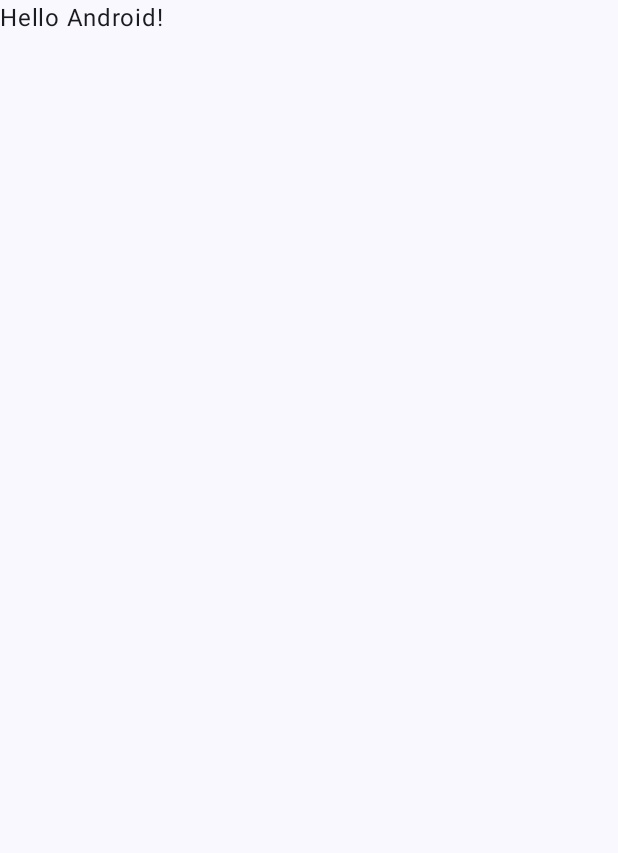
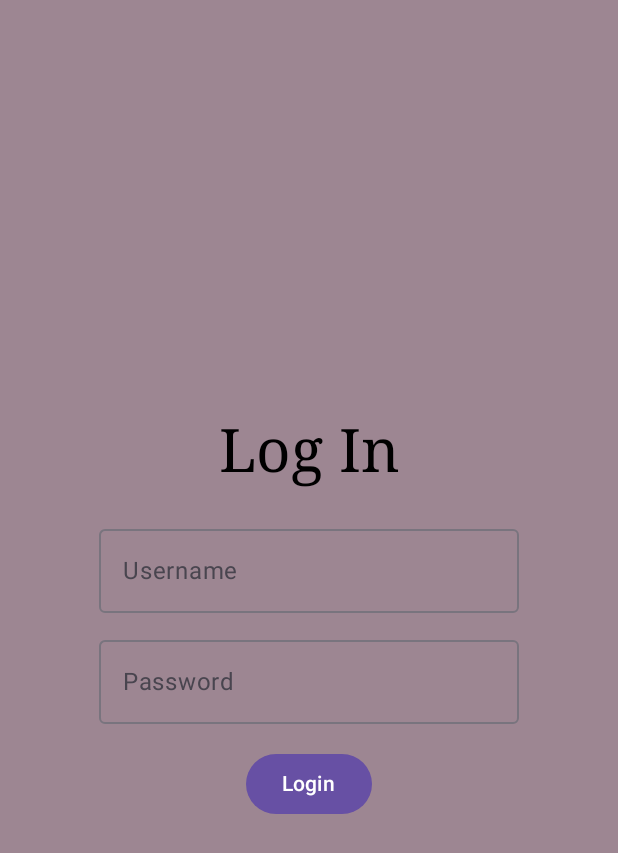
Before and after one commit to anthonyrichard1/SAE-In-English-Please, an Android app built with Jetpack Compose: the screen it shows after launch (MainActivity), on a phone screen of 412 x 824 dp. Before the commit the part shown is almost empty. Shown: the top 853 px of the screen. Run offline under Robolectric (Android 15) with nearby library versions, the phone set to English and light mode, and no system bars.

Commit message:
Ajout page connexion

```diff
--- a/Project/android/app/src/main/java/sae/android/sae_2a/MainActivity.kt
+++ b/Project/android/app/src/main/java/sae/android/sae_2a/MainActivity.kt
@@ -9,39 +9,16 @@ import androidx.compose.material3.Surface
 import androidx.compose.material3.Text
 import androidx.compose.runtime.Composable
 import androidx.compose.ui.Modifier
+import androidx.compose.ui.graphics.Color
 import androidx.compose.ui.tooling.preview.Preview
 import sae.android.sae_2a.ui.theme.SAE_2ATheme
+import sae.android.sae_2a.view.PreviewLoginScreen
 
 class MainActivity : ComponentActivity() {
     override fun onCreate(savedInstanceState: Bundle?) {
         super.onCreate(savedInstanceState)
         setContent {
-            SAE_2ATheme {
-                // A surface container using the 'background' color from the theme
-                Surface(
-                    modifier = Modifier.fillMaxSize(),
-                    color = MaterialTheme.colorScheme.background
-                ) {
-                    Greeting("Android")
-                }
-            }
+            PreviewLoginScreen()
         }
     }
 }
-
-@Composable
-fun Greeting(name: String, modifier: Modifier = Modifier) {
-    Text(
-        text = "Hello $name!",
-        modifier = modifier
-    )
-}
-
-@Preview(showBackground = true)
-@Composable
-fun GreetingPreview() {
-    SAE_2ATheme {
-        Greeting("Android")
-
-    }
-}
--- a/Project/android/app/src/main/java/sae/android/sae_2a/view/connection.kt
+++ b/Project/android/app/src/main/java/sae/android/sae_2a/view/connection.kt
@@ -1,6 +1,6 @@
 package sae.android.sae_2a.view
 
-import androidx.compose.foundation.layout.Box
+import androidx.compose.foundation.background
 import androidx.compose.foundation.layout.fillMaxSize
 import androidx.compose.foundation.layout.fillMaxWidth
 import androidx.compose.material3.Text
@@ -8,10 +8,63 @@ import androidx.compose.runtime.Composable
 import androidx.compose.ui.Modifier
 import androidx.compose.ui.tooling.preview.Preview
 
+import androidx.compose.foundation.layout.*
+import androidx.compose.material3.Button
+import androidx.compose.material3.OutlinedTextField
+import androidx.compose.runtime.*
+import androidx.compose.ui.Alignment
+import androidx.compose.ui.graphics.Color
+import androidx.compose.ui.platform.LocalContext
+import androidx.compose.ui.text.font.FontFamily
+import androidx.compose.ui.text.input.PasswordVisualTransformation
+import androidx.compose.ui.unit.dp
+import androidx.compose.ui.unit.sp
+
+@Composable
+fun LoginScreen(onLoginClicked: (String, String) -> Unit) {
+    var username by remember { mutableStateOf("") }
+    var password by remember { mutableStateOf("") }
+
+    val context = LocalContext.current
+
+    Column(
+        modifier = Modifier
+            .fillMaxSize(). fillMaxWidth() .fillMaxHeight().background(Color(157,134,146)),
+        horizontalAlignment = Alignment.CenterHorizontally,
+        verticalArrangement = Arrangement.Center
+    ) {
+        Text(text = "Log In", fontSize = 40.sp,
+            fontFamily = FontFamily.Serif,
+            modifier = Modifier
+                    .padding(bottom = 20.dp))
+        OutlinedTextField(
+            value = username,
+            onValueChange = { username = it },
+            label = { Text("Username") },
+            modifier = Modifier
+                .padding(bottom = 10.dp)
+        )
+
+        OutlinedTextField(
+            value = password,
+            onValueChange = { password = it },
+            label = { Text("Password") },
+            modifier = Modifier
+                .padding(bottom = 16.dp),
+            visualTransformation = PasswordVisualTransformation()
+        )
+
+        Button(
+            onClick = { onLoginClicked(username, password) },
+            modifier = Modifier
+        ) {
+            Text("Login")
+        }
+    }
+}
+
 @Preview
 @Composable
-fun form(){
-    Box(modifier = Modifier.fillMaxWidth()){
-        Text(text = "S'inscrire")
-    }
+fun PreviewLoginScreen() {
+    LoginScreen(onLoginClicked = { _, _ -> })
 }
```
